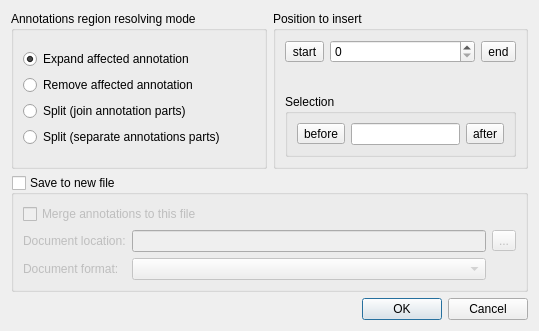
This is src/corelibs/U2Gui/src/util/ui/EditSequenceDialog.ui in violethaze74/ugene as Qt 5 draws it before an edit. The edited form follows.
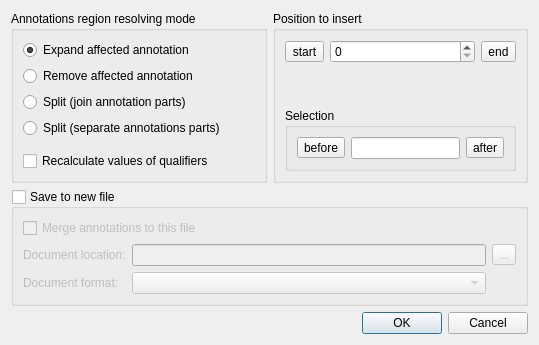
This is the edited form.

What changed in the file:
```diff
--- a/src/corelibs/U2Gui/src/util/ui/EditSequenceDialog.ui
+++ b/src/corelibs/U2Gui/src/util/ui/EditSequenceDialog.ui
@@ -7,7 +7,7 @@
     <x>0</x>
     <y>0</y>
     <width>539</width>
-    <height>331</height>
+    <height>309</height>
    </rect>
   </property>
   <property name="windowTitle">
@@ -21,10 +21,8 @@
        <property name="title">
         <string>Annotations region resolving mode</string>
        </property>
-       <layout class="QVBoxLayout" name="verticalLayout_2">
-        <item>
-         <layout class="QVBoxLayout" name="verticalLayout">
-          <item>
+       <layout class="QGridLayout" name="gridLayout_5">
+        <item row="0" column="0">
            <widget class="QRadioButton" name="resizeRB">
             <property name="text">
              <string>Expand affected annotation</string>
@@ -34,27 +32,39 @@
             </property>
            </widget>
           </item>
-          <item>
+        <item row="1" column="0">
            <widget class="QRadioButton" name="removeRB">
             <property name="text">
              <string>Remove affected annotation</string>
             </property>
            </widget>
           </item>
-          <item>
+        <item row="2" column="0">
            <widget class="QRadioButton" name="splitRB">
             <property name="text">
              <string>Split (join annotation parts)</string>
             </property>
            </widget>
           </item>
-          <item>
+        <item row="3" column="0">
            <widget class="QRadioButton" name="split_separateRB">
             <property name="text">
              <string>Split (separate annotations parts)</string>
             </property>
            </widget>
           </item>
+        <item row="4" column="0">
+         <layout class="QVBoxLayout" name="verticalLayout">
+          <property name="topMargin">
+           <number>7</number>
+          </property>
+          <item>
+           <widget class="QCheckBox" name="recalculateQualsCheckBox">
+            <property name="text">
+             <string>Recalculate values of qualifiers</string>
+            </property>
+           </widget>
+          </item>
          </layout>
         </item>
        </layout>
@@ -165,7 +175,7 @@
       <bool>false</bool>
      </property>
      <layout class="QGridLayout" name="gridLayout_3">
-      <item row="2" column="0">
+      <item row="3" column="0">
        <layout class="QGridLayout" name="gridLayout">
         <item row="0" column="0">
          <widget class="QLabel" name="label">
```
Lines whose indentation alone changed are shown as unchanged.
